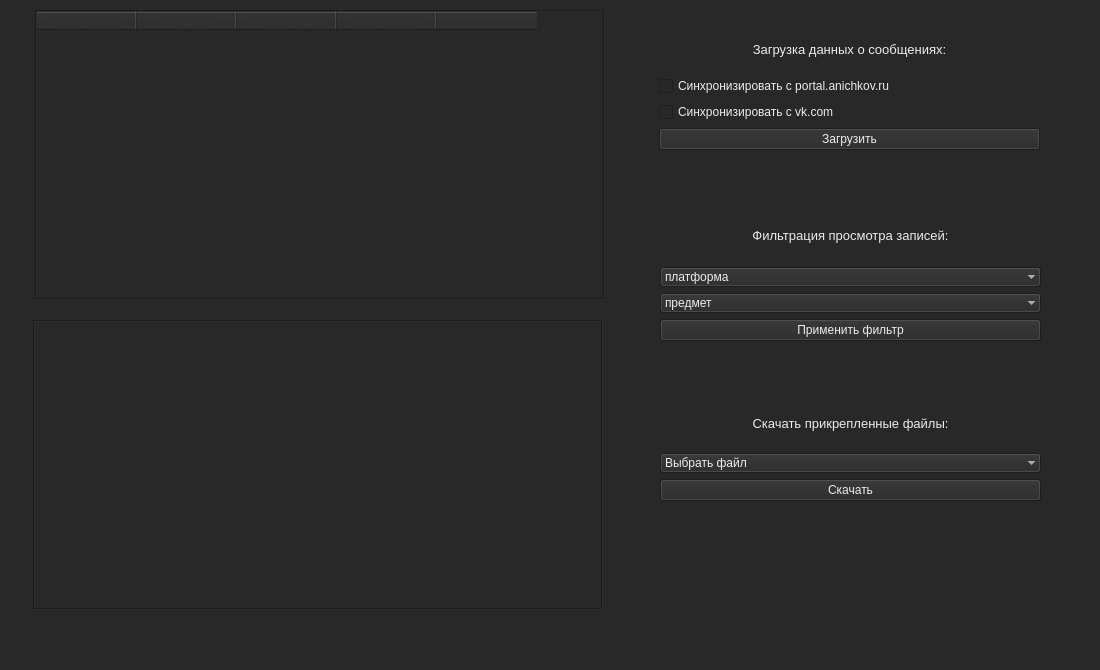
Above: parser.ui from k-kulich/first_study_rep before the change. Below: the same form after it.
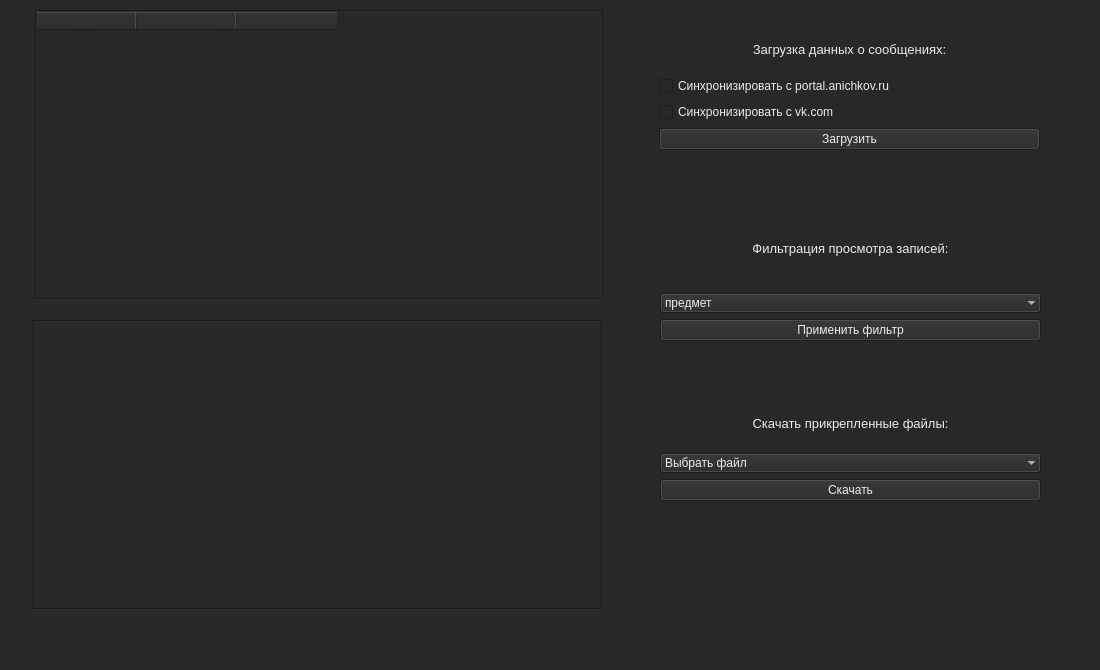
That is the form after the change. Icons and pictures are not drawn.

```diff
--- a/parser.ui
+++ b/parser.ui
@@ -65,11 +65,6 @@
     <property name="gridStyle">
      <enum>Qt::SolidLine</enum>
     </property>
-    <column>
-     <property name="text">
-      <string>Платформа</string>
-     </property>
-    </column>
     <column>
      <property name="text">
       <string>Предмет</string>
@@ -77,17 +72,12 @@
     </column>
     <column>
      <property name="text">
-      <string>Публикующий</string>
+      <string>Время публикации</string>
      </property>
     </column>
     <column>
      <property name="text">
-      <string>New Column</string>
-     </property>
-    </column>
-    <column>
-     <property name="text">
-      <string/>
+      <string>Текст</string>
      </property>
     </column>
    </widget>
@@ -241,28 +231,6 @@
        </property>
       </widget>
      </item>
-     <item>
-      <widget class="QComboBox" name="platformFilter">
-       <property name="frame">
-        <bool>false</bool>
-       </property>
-       <item>
-        <property name="text">
-         <string>платформа</string>
-        </property>
-       </item>
-       <item>
-        <property name="text">
-         <string>portal.anichkov.ru</string>
-        </property>
-       </item>
-       <item>
-        <property name="text">
-         <string>vk.com</string>
-        </property>
-       </item>
-      </widget>
-     </item>
      <item>
       <widget class="QComboBox" name="subjectFilter">
        <property name="frame">
```
